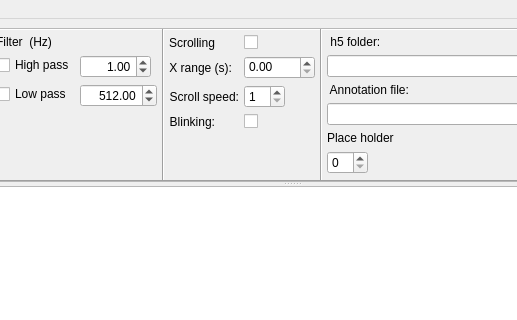
First picture: the form in pyecog/visualisation/main_window_design_v3.ui, repository jcornford/pyecog, before the edit; both pictures show x 489 to 1006 and y 0 to 320 of the 1280 by 800 pixel window.
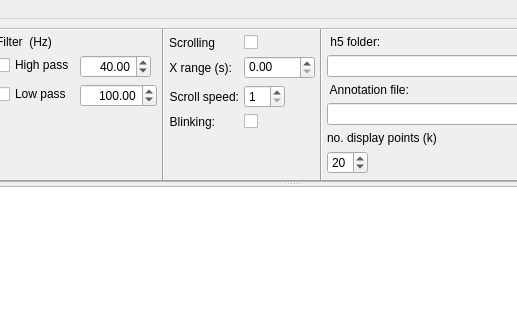
Second picture: the form after the edit. Custom widgets are drawn as their Qt base class.

Diff of the .ui file:
```diff
--- a/pyecog/visualisation/main_window_design_v3.ui
+++ b/pyecog/visualisation/main_window_design_v3.ui
@@ -403,7 +403,7 @@
                <double>5120.000000000000000</double>
               </property>
               <property name="value">
-               <double>1.000000000000000</double>
+               <double>40.000000000000000</double>
               </property>
              </widget>
             </item>
@@ -429,7 +429,7 @@
                <double>30000.000000000000000</double>
               </property>
               <property name="value">
-               <double>512.000000000000000</double>
+               <double>100.000000000000000</double>
               </property>
              </widget>
             </item>
@@ -648,12 +648,19 @@
              </widget>
             </item>
             <item row="6" column="0">
-             <widget class="QSpinBox" name="downsample_spinbox"/>
+             <widget class="QSpinBox" name="downsample_spinbox">
+              <property name="minimum">
+               <number>1</number>
+              </property>
+              <property name="value">
+               <number>20</number>
+              </property>
+             </widget>
             </item>
             <item row="5" column="0">
              <widget class="QLabel" name="label_9">
               <property name="text">
-               <string>Place holder</string>
+               <string>no. display points (k)</string>
               </property>
              </widget>
             </item>
```
